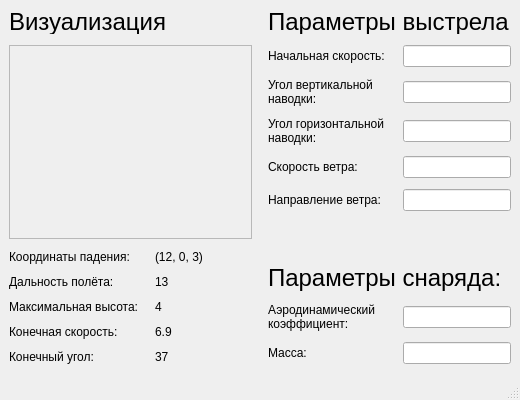
This is mainwindow.ui in spaceshine/Ballistic-calc as Qt 5 draws it before an edit. The edited form follows.
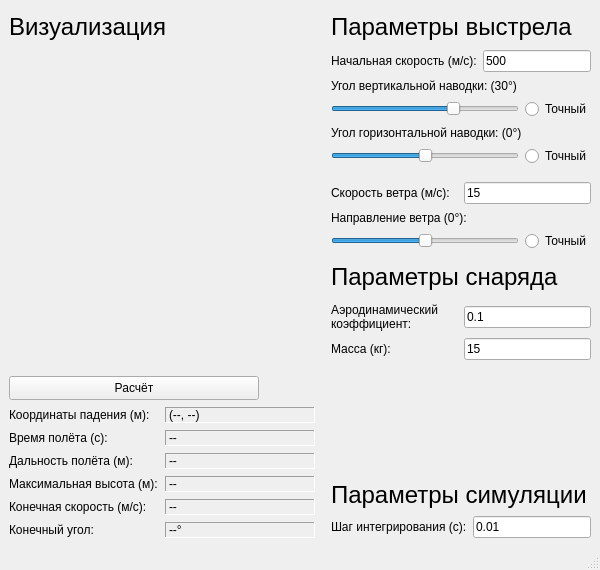
This is the edited form. Icons and pictures are not drawn.

Commit message:
main layout and functionality
- computing simulation (wind + horizontal and vertical aiming + integration step)
- all inputs and sliders (with precise mode)
- all float outputs (end point, max height etc.)
- prepared data for plotting

Diff of the .ui file:
```diff
--- a/mainwindow.ui
+++ b/mainwindow.ui
@@ -9,20 +9,32 @@
    <rect>
     <x>0</x>
     <y>0</y>
-    <width>520</width>
-    <height>400</height>
+    <width>600</width>
+    <height>570</height>
    </rect>
   </property>
   <property name="sizePolicy">
-   <sizepolicy hsizetype="Preferred" vsizetype="Preferred">
+   <sizepolicy hsizetype="Ignored" vsizetype="Ignored">
     <horstretch>0</horstretch>
     <verstretch>0</verstretch>
    </sizepolicy>
   </property>
   <property name="minimumSize">
    <size>
-    <width>500</width>
-    <height>400</height>
+    <width>600</width>
+    <height>570</height>
+   </size>
+  </property>
+  <property name="maximumSize">
+   <size>
+    <width>16777215</width>
+    <height>16777215</height>
+   </size>
+  </property>
+  <property name="baseSize">
+   <size>
+    <width>600</width>
+    <height>450</height>
    </size>
   </property>
   <property name="windowTitle">
@@ -34,10 +46,16 @@
      <layout class="QVBoxLayout" name="verticalLayout">
       <item>
        <widget class="QLabel" name="label_10">
+        <property name="sizePolicy">
+         <sizepolicy hsizetype="Preferred" vsizetype="Preferred">
+          <horstretch>0</horstretch>
+          <verstretch>0</verstretch>
+         </sizepolicy>
+        </property>
         <property name="minimumSize">
          <size>
           <width>0</width>
-          <height>25</height>
+          <height>30</height>
          </size>
         </property>
         <property name="maximumSize">
@@ -54,6 +72,9 @@
         <property name="text">
          <string>Визуализация</string>
         </property>
+        <property name="alignment">
+         <set>Qt::AlignBottom|Qt::AlignLeading|Qt::AlignLeft</set>
+        </property>
        </widget>
       </item>
       <item>
@@ -73,18 +94,49 @@
        </spacer>
       </item>
       <item>
-       <widget class="QFrame" name="frame">
+       <widget class="QWidget" name="widget" native="true">
         <property name="sizePolicy">
-         <sizepolicy hsizetype="Preferred" vsizetype="Expanding">
+         <sizepolicy hsizetype="Expanding" vsizetype="Expanding">
           <horstretch>0</horstretch>
           <verstretch>0</verstretch>
          </sizepolicy>
         </property>
-        <property name="frameShape">
-         <enum>QFrame::StyledPanel</enum>
+        <property name="minimumSize">
+         <size>
+          <width>0</width>
+          <height>170</height>
+         </size>
         </property>
-        <property name="frameShadow">
-         <enum>QFrame::Raised</enum>
+       </widget>
+      </item>
+      <item>
+       <widget class="QPushButton" name="pushButton_start">
+        <property name="sizePolicy">
+         <sizepolicy hsizetype="Fixed" vsizetype="Fixed">
+          <horstretch>0</horstretch>
+          <verstretch>0</verstretch>
+         </sizepolicy>
+        </property>
+        <property name="minimumSize">
+         <size>
+          <width>250</width>
+          <height>24</height>
+         </size>
+        </property>
+        <property name="maximumSize">
+         <size>
+          <width>250</width>
+          <height>24</height>
+         </size>
+        </property>
+        <property name="baseSize">
+         <size>
+          <width>0</width>
+          <height>0</height>
+         </size>
+        </property>
+        <property name="text">
+         <string>Расчёт</string>
         </property>
        </widget>
       </item>
@@ -98,8 +150,8 @@
         </property>
         <property name="sizeHint" stdset="0">
          <size>
-          <width>20</width>
-          <height>5</height>
+          <width>0</width>
+          <height>1</height>
          </size>
         </property>
        </spacer>
@@ -109,19 +161,25 @@
         <item>
          <widget class="QLabel" name="label_25">
           <property name="sizePolicy">
-           <sizepolicy hsizetype="Preferred" vsizetype="Preferred">
+           <sizepolicy hsizetype="Fixed" vsizetype="Preferred">
             <horstretch>0</horstretch>
             <verstretch>0</verstretch>
            </sizepolicy>
           </property>
           <property name="minimumSize">
            <size>
-            <width>140</width>
+            <width>150</width>
             <height>0</height>
            </size>
           </property>
+          <property name="maximumSize">
+           <size>
+            <width>150</width>
+            <height>16777215</height>
+           </size>
+          </property>
           <property name="text">
-           <string>Координаты падения:</string>
+           <string>Координаты падения (м):</string>
           </property>
          </widget>
         </item>
@@ -133,8 +191,78 @@
             <verstretch>0</verstretch>
            </sizepolicy>
           </property>
+          <property name="frameShape">
+           <enum>QFrame::Panel</enum>
+          </property>
+          <property name="frameShadow">
+           <enum>QFrame::Sunken</enum>
+          </property>
+          <property name="lineWidth">
+           <number>1</number>
+          </property>
+          <property name="midLineWidth">
+           <number>0</number>
+          </property>
           <property name="text">
-           <string>(12, 0, 3)</string>
+           <string>(--, --)</string>
+          </property>
+          <property name="textInteractionFlags">
+           <set>Qt::LinksAccessibleByMouse|Qt::TextSelectableByKeyboard|Qt::TextSelectableByMouse</set>
+          </property>
+         </widget>
+        </item>
+       </layout>
+      </item>
+      <item>
+       <spacer name="verticalSpacer_18">
+        <property name="orientation">
+         <enum>Qt::Vertical</enum>
+        </property>
+        <property name="sizeType">
+         <enum>QSizePolicy::Fixed</enum>
+        </property>
+        <property name="sizeHint" stdset="0">
+         <size>
+          <width>0</width>
+          <height>1</height>
+         </size>
+        </property>
+       </spacer>
+      </item>
+      <item>
+       <layout class="QHBoxLayout" name="horizontalLayout_19">
+        <item>
+         <widget class="QLabel" name="label_2">
+          <property name="minimumSize">
+           <size>
+            <width>150</width>
+            <height>0</height>
+           </size>
+          </property>
+          <property name="maximumSize">
+           <size>
+            <width>150</width>
+            <height>16777215</height>
+           </size>
+          </property>
+          <property name="text">
+           <string>Время полёта (с):</string>
+          </property>
+         </widget>
+        </item>
+        <item>
+         <widget class="QLabel" name="label_time">
+          <property name="frameShape">
+           <enum>QFrame::Panel</enum>
+          </property>
+          <property name="frameShadow">
+           <enum>QFrame::Sunken</enum>
+          </property>
+          <property name="text">
+           <string>--</string>
+          </property>
+          <property name="textInteractionFlags">
+           <set>Qt::LinksAccessibleByMouse|Qt::TextSelectableByKeyboard|Qt::TextSelectableByMouse</set>
           </property>
          </widget>
         </item>
@@ -150,8 +278,8 @@
         </property>
         <property name="sizeHint" stdset="0">
          <size>
-          <width>20</width>
-          <height>5</height>
+          <width>0</width>
+          <height>1</height>
          </size>
         </property>
        </spacer>
@@ -162,19 +290,34 @@
          <widget class="QLabel" name="label">
           <property name="minimumSize">
            <size>
-            <width>140</width>
+            <width>150</width>
             <height>0</height>
            </size>
           </property>
+          <property name="maximumSize">
+           <size>
+            <width>150</width>
+            <height>16777215</height>
+           </size>
+          </property>
           <property name="text">
-           <string>Дальность полёта:</string>
+           <string>Дальность полёта (м):</string>
           </property>
          </widget>
         </item>
         <item>
-         <widget class="QLabel" name="label_2">
+         <widget class="QLabel" name="label_distance">
+          <property name="frameShape">
+           <enum>QFrame::Panel</enum>
+          </property>
+          <property name="frameShadow">
+           <enum>QFrame::Sunken</enum>
+          </property>
           <property name="text">
-           <string>13</string>
+           <string>--</string>
+          </property>
+          <property name="textInteractionFlags">
+           <set>Qt::LinksAccessibleByMouse|Qt::TextSelectableByKeyboard|Qt::TextSelectableByMouse</set>
           </property>
          </widget>
         </item>
@@ -190,8 +333,8 @@
         </property>
         <property name="sizeHint" stdset="0">
          <size>
-          <width>20</width>
-          <height>5</height>
+          <width>0</width>
+          <height>1</height>
          </size>
         </property>
        </spacer>
@@ -202,19 +345,34 @@
          <widget class="QLabel" name="label_3">
           <property name="minimumSize">
            <size>
-            <width>140</width>
+            <width>150</width>
             <height>0</height>
            </size>
           </property>
+          <property name="maximumSize">
+           <size>
+            <width>150</width>
+            <height>16777215</height>
+           </size>
+          </property>
           <property name="text">
-           <string>Максимальная высота:</string>
+           <string>Максимальная высота (м):</string>
           </property>
          </widget>
         </item>
         <item>
-         <widget class="QLabel" name="label_4">
+         <widget class="QLabel" name="label_max_h">
+          <property name="frameShape">
+           <enum>QFrame::Panel</enum>
+          </property>
+          <property name="frameShadow">
+           <enum>QFrame::Sunken</enum>
+          </property>
           <property name="text">
-           <string>4</string>
+           <string>--</string>
+          </property>
+          <property name="textInteractionFlags">
+           <set>Qt::LinksAccessibleByMouse|Qt::TextSelectableByKeyboard|Qt::TextSelectableByMouse</set>
           </property>
          </widget>
         </item>
@@ -231,7 +389,7 @@
         <property name="sizeHint" stdset="0">
          <size>
           <width>20</width>
-          <height>5</height>
+          <height>1</height>
          </size>
         </property>
        </spacer>
@@ -242,19 +400,34 @@
          <widget class="QLabel" name="label_5">
           <property name="minimumSize">
            <size>
-            <width>140</width>
+            <width>150</width>
             <height>0</height>
            </size>
           </property>
+          <property name="maximumSize">
+           <size>
+            <width>150</width>
+            <height>16777215</height>
+           </size>
+          </property>
           <property name="text">
-           <string>Конечная скорость:</string>
+           <string>Конечная скорость (м/с):</string>
           </property>
          </widget>
         </item>
         <item>
-         <widget class="QLabel" name="label_6">
+         <widget class="QLabel" name="label_v_end">
+          <property name="frameShape">
+           <enum>QFrame::Panel</enum>
+          </property>
+          <property name="frameShadow">
+           <enum>QFrame::Sunken</enum>
+          </property>
           <property name="text">
-           <string>6.9</string>
+           <string>--</string>
+          </property>
+          <property name="textInteractionFlags">
+           <set>Qt::LinksAccessibleByMouse|Qt::TextSelectableByKeyboard|Qt::TextSelectableByMouse</set>
           </property>
          </widget>
         </item>
@@ -271,7 +444,7 @@
         <property name="sizeHint" stdset="0">
          <size>
           <width>20</width>
-          <height>5</height>
+          <height>1</height>
          </size>
         </property>
        </spacer>
@@ -282,19 +455,34 @@
          <widget class="QLabel" name="label_7">
           <property name="minimumSize">
            <size>
-            <width>140</width>
+            <width>150</width>
             <height>0</height>
            </size>
           </property>
+          <property name="maximumSize">
+           <size>
+            <width>150</width>
+            <height>16777215</height>
+           </size>
+          </property>
           <property name="text">
            <string>Конечный угол:</string>
           </property>
          </widget>
         </item>
         <item>
-         <widget class="QLabel" name="label_8">
+         <widget class="QLabel" name="label_alpha_end">
+          <property name="frameShape">
+           <enum>QFrame::Panel</enum>
+          </property>
+          <property name="frameShadow">
+           <enum>QFrame::Sunken</enum>
+          </property>
           <property name="text">
-           <string>37</string>
+           <string>--°</string>
+          </property>
+          <property name="textInteractionFlags">
+           <set>Qt::LinksAccessibleByMouse|Qt::TextSelectableByKeyboard|Qt::TextSelectableByMouse</set>
           </property>
          </widget>
         </item>
@@ -311,7 +499,7 @@
         <property name="sizeHint" stdset="0">
          <size>
           <width>20</width>
-          <height>5</height>
+          <height>1</height>
          </size>
         </property>
        </spacer>
@@ -341,7 +529,7 @@
         <property name="minimumSize">
          <size>
           <width>0</width>
-          <height>25</height>
+          <height>30</height>
          </size>
         </property>
         <property name="maximumSize">
@@ -358,6 +546,9 @@
         <property name="text">
          <string>Параметры выстрела</string>
         </property>
+        <property name="alignment">
+         <set>Qt::AlignBottom|Qt::AlignLeading|Qt::AlignLeft</set>
+        </property>
        </widget>
       </item>
       <item>
@@ -381,7 +572,7 @@
         <item>
          <widget class="QLabel" name="label_11">
           <property name="text">
-           <string>Начальная скорость:</string>
+           <string>Начальная скорость (м/с):</string>
           </property>
          </widget>
         </item>
@@ -393,6 +584,15 @@
             <verstretch>0</verstretch>
            </sizepolicy>
           </property>
+          <property name="maximumSize">
+           <size>
+            <width>130</width>
+            <height>16777215</height>
+           </size>
+          </property>
+          <property name="text">
+           <string>500</string>
+          </property>
          </widget>
         </item>
        </layout>
@@ -408,7 +608,7 @@
         <property name="sizeHint" stdset="0">
          <size>
           <width>20</width>
-          <height>5</height>
+          <height>1</height>
          </size>
         </property>
        </spacer>
@@ -418,7 +618,7 @@
         <item>
          <widget class="QLabel" name="label_13">
           <property name="text">
-           <string>Угол вертикальной наводки:</string>
+           <string>Угол вертикальной наводки: (30°)</string>
           </property>
           <property name="scaledContents">
            <bool>false</bool>
@@ -428,14 +628,61 @@
           </property>
          </widget>
         </item>
+       </layout>
+      </item>
+      <item>
+       <layout class="QHBoxLayout" name="horizontalLayout_16">
         <item>
-         <widget class="QLineEdit" name="lineEdit_2">
+         <widget class="QSlider" name="edt_alpha">
+          <property name="sizePolicy">
+           <sizepolicy hsizetype="Preferred" vsizetype="Fixed">
+            <horstretch>0</horstretch>
+            <verstretch>0</verstretch>
+           </sizepolicy>
+          </property>
+          <property name="minimumSize">
+           <size>
+            <width>130</width>
+            <height>15</height>
+           </size>
+          </property>
+          <property name="maximumSize">
+           <size>
+            <width>16777215</width>
+            <height>16777215</height>
+           </size>
+          </property>
+          <property name="minimum">
+           <number>-90</number>
+          </property>
+          <property name="maximum">
+           <number>90</number>
+          </property>
+          <property name="singleStep">
+           <number>1</number>
+          </property>
+          <property name="value">
+           <number>30</number>
+          </property>
+          <property name="orientation">
+           <enum>Qt::Horizontal</enum>
+          </property>
+         </widget>
+        </item>
+        <item>
+         <widget class="QRadioButton" name="precise_alpha">
           <property name="sizePolicy">
            <sizepolicy hsizetype="Fixed" vsizetype="Fixed">
             <horstretch>0</horstretch>
             <verstretch>0</verstretch>
            </sizepolicy>
           </property>
+          <property name="text">
+           <string>Точный</string>
+          </property>
+          <property name="autoExclusive">
+           <bool>false</bool>
+          </property>
          </widget>
         </item>
        </layout>
@@ -451,7 +698,7 @@
         <property name="sizeHint" stdset="0">
          <size>
           <width>20</width>
-          <height>5</height>
+          <height>1</height>
          </size>
         </property>
        </spacer>
@@ -461,21 +708,62 @@
         <item>
          <widget class="QLabel" name="label_15">
           <property name="text">
-           <string>Угол горизонтальной наводки:</string>
+           <string>Угол горизонтальной наводки: (0°)</string>
           </property>
           <property name="wordWrap">
            <bool>true</bool>
           </property>
          </widget>
         </item>
+       </layout>
+      </item>
+      <item>
+       <layout class="QHBoxLayout" name="horizontalLayout_17">
         <item>
-         <widget class="QLineEdit" name="lineEdit_3">
+         <widget class="QSlider" name="edt_beta">
+          <property name="sizePolicy">
+           <sizepolicy hsizetype="Preferred" vsizetype="Fixed">
+            <horstretch>0</horstretch>
+            <verstretch>0</verstretch>
+           </sizepolicy>
+          </property>
+          <property name="minimumSize">
+           <size>
+            <width>0</width>
+            <height>15</height>
+           </size>
+          </property>
+          <property name="maximumSize">
+           <size>
+            <width>16777215</width>
+            <height>16777215</height>
+           </size>
+          </property>
+          <property name="minimum">
+           <number>-90</number>
+          </property>
+          <property name="maximum">
+           <number>90</number>
+          </property>
+          <property name="orientation">
+           <enum>Qt::Horizontal</enum>
+          </property>
+         </widget>
+        </item>
+        <item>
+         <widget class="QRadioButton" name="precise_beta">
           <property name="sizePolicy">
            <sizepolicy hsizetype="Fixed" vsizetype="Fixed">
             <horstretch>0</horstretch>
             <verstretch>0</verstretch>
            </sizepolicy>
           </property>
+          <property name="text">
+           <string>Точный</string>
+          </property>
+          <property name="autoExclusive">
+           <bool>false</bool>
+          </property>
          </widget>
         </item>
        </layout>
@@ -491,7 +779,7 @@
         <property name="sizeHint" stdset="0">
          <size>
           <width>20</width>
-          <height>5</height>
+          <height>10</height>
          </size>
         </property>
        </spacer>
@@ -500,8 +788,11 @@
        <layout class="QHBoxLayout" name="horizontalLayout_10">
         <item>
          <widget class="QLabel" name="label_17">
+          <property name="enabled">
+           <bool>true</bool>
+          </property>
           <property name="text">
-           <string>Скорость ветра:</string>
+           <string>Скорость ветра (м/с):</string>
           </property>
          </widget>
         </item>
@@ -513,6 +804,15 @@
             <verstretch>0</verstretch>
            </sizepolicy>
           </property>
+          <property name="maximumSize">
+           <size>
+            <width>130</width>
+            <height>16777215</height>
+           </size>
+          </property>
+          <property name="text">
+           <string>15</string>
+          </property>
          </widget>
         </item>
        </layout>
@@ -528,7 +828,7 @@
         <property name="sizeHint" stdset="0">
          <size>
           <width>20</width>
-          <height>5</height>
+          <height>1</height>
          </size>
         </property>
        </spacer>
@@ -538,18 +838,71 @@
         <item>
          <widget class="QLabel" name="label_20">
           <property name="text">
-           <string>Направление ветра:</string>
+           <string>Направление ветра (0°):</string>
           </property>
          </widget>
         </item>
+       </layout>
+      </item>
+      <item>
+       <layout class="QHBoxLayout" name="horizontalLayout_18">
         <item>
-         <widget class="QLineEdit" name="lineEdit_5">
+         <widget class="QSlider" name="edt_gamma">
+          <property name="sizePolicy">
+           <sizepolicy hsizetype="Preferred" vsizetype="Fixed">
+            <horstretch>0</horstretch>
+            <verstretch>0</verstretch>
+           </sizepolicy>
+          </property>
+          <property name="minimumSize">
+           <size>
+            <width>0</width>
+            <height>15</height>
+           </size>
+          </property>
+          <property name="maximumSize">
+           <size>
+            <width>16777215</width>
+            <height>16777215</height>
+           </size>
+          </property>
+          <property name="minimum">
+           <number>-180</number>
+          </property>
+          <property name="maximum">
+           <number>180</number>
+          </property>
+          <property name="value">
+           <number>0</number>
+          </property>
+          <property name="sliderPosition">
+           <number>0</number>
+          </property>
+          <property name="orientation">
+           <enum>Qt::Horizontal</enum>
+          </property>
+          <property name="invertedAppearance">
+           <bool>false</bool>
+          </property>
+          <property name="invertedControls">
+           <bool>false</bool>
+          </property>
+         </widget>
+        </item>
+        <item>
+         <widget class="QRadioButton" name="precise_gamma">
           <property name="sizePolicy">
            <sizepolicy hsizetype="Fixed" vsizetype="Fixed">
             <horstretch>0</horstretch>
             <verstretch>0</verstretch>
            </sizepolicy>
           </property>
+          <property name="text">
+           <string>Точный</string>
+          </property>
+          <property name="autoExclusive">
+           <bool>false</bool>
+          </property>
          </widget>
         </item>
        </layout>
@@ -560,7 +913,7 @@
          <enum>Qt::Vertical</enum>
         </property>
         <property name="sizeType">
-         <enum>QSizePolicy::Expanding</enum>
+         <enum>QSizePolicy::Fixed</enum>
         </property>
         <property name="sizeHint" stdset="0">
          <size>
@@ -572,13 +925,19 @@
       </item>
       <item>
        <widget class="QLabel" name="label_27">
+        <property name="minimumSize">
+         <size>
+          <width>0</width>
+          <height>30</height>
+         </size>
+        </property>
         <property name="font">
          <font>
           <pointsize>18</pointsize>
          </font>
         </property>
         <property name="text">
-         <string>Параметры снаряда:</string>
+         <string>Параметры снаряда</string>
         </property>
        </widget>
       </item>
@@ -618,6 +977,15 @@
             <verstretch>0</verstretch>
            </sizepolicy>
           </property>
+          <property name="maximumSize">
+           <size>
+            <width>130</width>
+            <height>16777215</height>
+           </size>
+          </property>
+          <property name="text">
+           <string>0.1</string>
+          </property>
          </widget>
         </item>
        </layout>
@@ -633,7 +1001,7 @@
         <property name="sizeHint" stdset="0">
          <size>
           <width>20</width>
-          <height>5</height>
+          <height>1</height>
          </size>
         </property>
        </spacer>
@@ -643,7 +1011,7 @@
         <item>
          <widget class="QLabel" name="label_23">
           <property name="text">
-           <string>Масса:</string>
+           <string>Масса (кг):</string>
           </property>
          </widget>
         </item>
@@ -655,6 +1023,15 @@
             <verstretch>0</verstretch>
            </sizepolicy>
           </property>
+          <property name="maximumSize">
+           <size>
+            <width>130</width>
+            <height>16777215</height>
+           </size>
+          </property>
+          <property name="text">
+           <string>15</string>
+          </property>
          </widget>
         </item>
        </layout>
@@ -665,7 +1042,7 @@
          <enum>Qt::Vertical</enum>
         </property>
         <property name="sizeType">
-         <enum>QSizePolicy::Fixed</enum>
+         <enum>QSizePolicy::Expanding</enum>
         </property>
         <property name="sizeHint" stdset="0">
          <size>
@@ -675,6 +1052,71 @@
         </property>
        </spacer>
       </item>
+      <item>
+       <widget class="QLabel" name="label_12">
+        <property name="minimumSize">
+         <size>
+          <width>0</width>
+          <height>30</height>
+         </size>
+        </property>
+        <property name="font">
+         <font>
+          <pointsize>18</pointsize>
+          <bold>false</bold>
+         </font>
+        </property>
+        <property name="text">
+         <string>Параметры симуляции</string>
+        </property>
+       </widget>
+      </item>
+      <item>
+       <layout class="QHBoxLayout" name="horizontalLayout_3">
+        <item>
+         <widget class="QLabel" name="label_14">
+          <property name="text">
+           <string>Шаг интегрирования (с):</string>
+          </property>
+         </widget>
+        </item>
+        <item>
+         <widget class="QLineEdit" name="edt_dt">
+          <property name="sizePolicy">
+           <sizepolicy hsizetype="Fixed" vsizetype="Fixed">
+            <horstretch>0</horstretch>
+            <verstretch>0</verstretch>
+           </sizepolicy>
+          </property>
+          <property name="maximumSize">
+           <size>
+            <width>130</width>
+            <height>16777215</height>
+           </size>
+          </property>
+          <property name="text">
+           <string>0.01</string>
+          </property>
+         </widget>
+        </item>
+       </layout>
+      </item>
+      <item>
+       <spacer name="verticalSpacer_17">
+        <property name="orientation">
+         <enum>Qt::Vertical</enum>
+        </property>
+        <property name="sizeType">
+         <enum>QSizePolicy::Fixed</enum>
+        </property>
+        <property name="sizeHint" stdset="0">
+         <size>
+          <width>20</width>
+          <height>1</height>
+         </size>
+        </property>
+       </spacer>
+      </item>
      </layout>
     </item>
    </layout>
```
Left out of the diff: 30 changed lines with no effect on the pictures. The commit also changes 8 other files.
